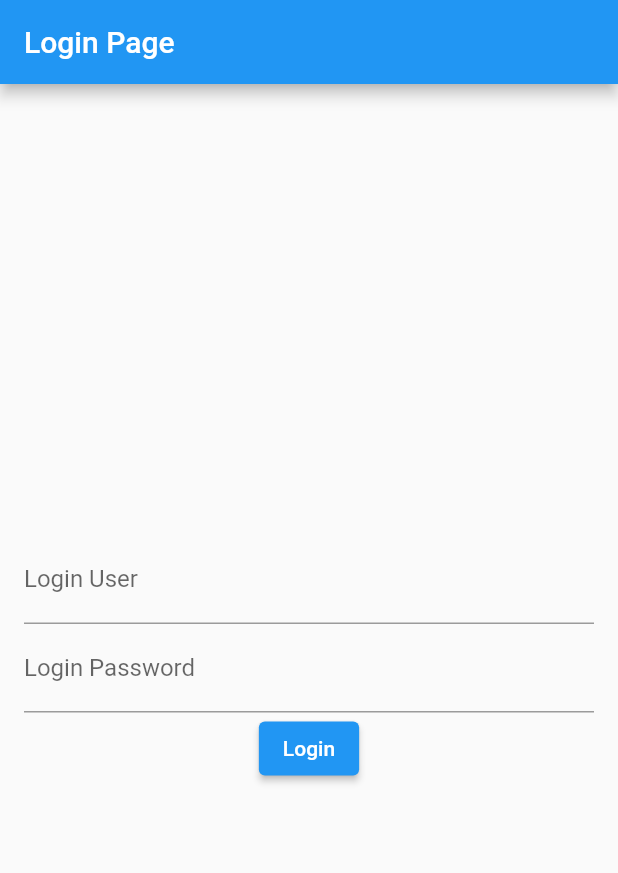
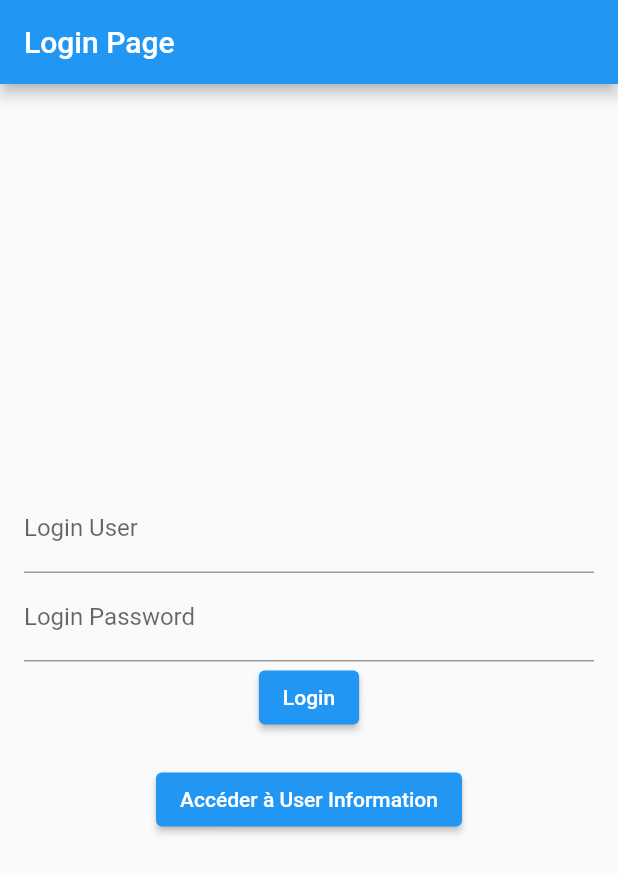
Before and after one commit to AlexandreDelafosse/RenduFlutter, a Flutter app: the screen it shows after launch, after a tap on "Login", on a phone screen of 412 x 824 dp. Shown: the top 873 px of the screen. Run offline on Flutter 3.47's test engine with Material 2 defaults, Android fonts, the light colour scheme and no system bars; our stand-ins replace sqflite; accounts and stored records are empty.

Commit message:
'projetfinit'

```diff
--- /dev/null
+++ b/renduflutter/lib/data_base/data.dart
@@ -0,0 +1,18 @@
+class User {
+  final int id;
+  final String loginUser;
+  final String loginPassword;
+
+  User({
+    required this.id,
+    required this.loginUser,
+    required this.loginPassword,
+  });
+}
+
+
+List<User> fakeUsers = [
+  User(id: 1, loginUser: 'utilisateur1', loginPassword: 'password1'),
+  User(id: 2, loginUser: 'utilisateur2', loginPassword: 'password2'),
+  User(id: 3, loginUser: 'utilisateur3', loginPassword: 'password3'),
+];
--- a/renduflutter/lib/login_screen.dart
+++ b/renduflutter/lib/login_screen.dart
@@ -1,5 +1,8 @@
 import 'package:flutter/material.dart';
 import 'package:users/data_base/database.dart';
+import 'package:users/data_base/data.dart';
+
+import 'package:users/pages/user_information.dart'; // Importez la page UserInformationPage
 
 class LoginPage extends StatefulWidget {
   final DatabaseHelper databaseHelper;
@@ -8,11 +11,24 @@ class LoginPage extends StatefulWidget {
 
   @override
   _LoginPageState createState() => _LoginPageState();
+
+  void onLoginSuccess(BuildContext context, User user) {
+    // Naviguez vers la page UserInformationPage avec les données fictives
+    Navigator.push(
+      context,
+      MaterialPageRoute(
+        builder: (context) => UserInformationPage(user: user, username: '', password: '',),
+      ),
+    );
+  }
+
 }
 
 class _LoginPageState extends State<LoginPage> {
   final TextEditingController _loginUserController = TextEditingController();
   final TextEditingController _loginPasswordController = TextEditingController();
+
+  User? get fakeUser => null;
 
   @override
   Widget build(BuildContext context) {
@@ -41,16 +57,33 @@ class _LoginPageState extends State<LoginPage> {
                 final loginPassword = _loginPasswordController.text;
 
                 if (loginUser.isNotEmpty && loginPassword.isNotEmpty) {
-                  final userId = await widget.databaseHelper.insertUser(
-                    loginUser,
-                    loginPassword,
+                  final fakeUser = fakeUsers.firstWhere(
+                        (user) =>
+                    user.loginUser == loginUser && user.loginPassword == loginPassword,
+                    orElse: () => User(id: -1, loginUser: '', loginPassword: ''),
                   );
-                  print('Inserted user with ID: $userId');
+
+                  if (fakeUser.id != -1) {
+                    // Utilisateur fictif trouvé, naviguez vers UserInformationPage
+                    widget.onLoginSuccess(context, fakeUser);
+                  } else {
+                    // Utilisateur fictif non trouvé
+                    print('Invalid credentials');
+                  }
                 } else {
                   print('Please fill in all fields.');
                 }
               },
               child: Text('Login'),
+            ),
+            SizedBox(height: 20), // Espace entre les boutons
+            ElevatedButton(
+              onPressed: () {
+                // Accédez à UserInformationPage avec des données fictives
+                widget.onLoginSuccess(context, fakeUser!);
+
+              },
+              child: Text('Accéder à User Information'),
             ),
           ],
         ),
```
Also changed, not shown: renduflutter/lib/pages/user_information.dart (added, +55 -0 lines), renduflutter/pubspec.lock.
